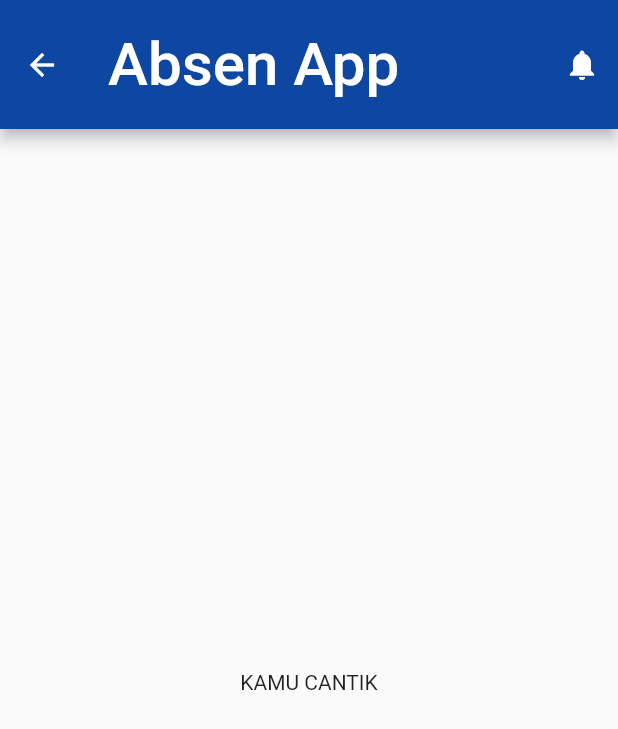
After one commit to RanggaDwi16/Flutter-Absen-App-V.2, a Flutter app: the DetailPertemuanView screen opened by its route, after a tap on the "notifications" icon, on a phone screen of 412 x 824 dp. The commit adds this screen. Shown: the top 729 px of the screen. Run offline on Flutter 3.47's test engine with Material 2 defaults, Android fonts, the phone set to English and light mode, and no system bars; generated files the repository leaves out were written again; Roboto replaces fonts that are missing (cursive).

Commit message:
fix navigasi detail pertemuan

```diff
--- a/lib/src/app.dart
+++ b/lib/src/app.dart
@@ -1,5 +1,6 @@
 import 'package:absen_app/src/models/mata_kuliah.dart';
 import 'package:absen_app/src/view/base_view.dart';
+import 'package:absen_app/src/view/detail_pertemuan_view.dart';
 import 'package:absen_app/src/widget/item_details_view.dart';
 import 'package:flutter/material.dart';
 import 'package:flutter_gen/gen_l10n/app_localizations.dart';
@@ -46,6 +47,8 @@ class MyApp extends StatelessWidget {
                       item: ModalRoute.of(context)?.settings.arguments
                           as MataKuliah,
                     );
+                  case DetailPertemuanView.routeName:
+                    return DetailPertemuanView();
                   default:
                     return BaseView(
                       settingsController: settingsController,
--- /dev/null
+++ b/lib/src/view/detail_pertemuan_view.dart
@@ -0,0 +1,35 @@
+import 'package:flutter/material.dart';
+
+class DetailPertemuanView extends StatelessWidget {
+  DetailPertemuanView({
+    super.key,
+  });
+
+  static const routeName = '/detail_pertemuan';
+
+  @override
+  Widget build(BuildContext context) {
+    return Scaffold(
+      appBar: AppBar(
+        toolbarHeight: 86,
+        title: Text(
+          'Absen App',
+          style: TextStyle(
+            fontFamily: 'cursive',
+            fontSize: 40,
+          ),
+        ),
+        actions: [
+          IconButton(
+            onPressed: () {},
+            icon: Icon(Icons.notifications),
+          ),
+        ],
+        backgroundColor: const Color(0xFF0D47A1),
+      ),
+      body: Center(
+        child: Text("KAMU CANTIK"),
+      ),
+    );
+  }
+}
--- a/lib/src/view/home_view.dart
+++ b/lib/src/view/home_view.dart
@@ -26,10 +26,6 @@ class HomeView extends StatelessWidget {
           ),
         ),
         actions: [
-          IconButton(
-            onPressed: () {},
-            icon: Icon(Icons.search),
-          ),
           IconButton(
             onPressed: () {},
             icon: Icon(Icons.notifications),
--- a/lib/src/widget/item_details_view.dart
+++ b/lib/src/widget/item_details_view.dart
@@ -1,4 +1,5 @@
 import 'package:absen_app/src/models/mata_kuliah.dart';
+import 'package:absen_app/src/view/detail_pertemuan_view.dart';
 import 'package:flutter/material.dart';
 
 class ItemDetailsView extends StatelessWidget {
@@ -87,7 +88,13 @@ class ItemDetailsView extends StatelessWidget {
                         Container(
                           margin: EdgeInsets.all(10),
                           child: ElevatedButton(
-                            onPressed: () {},
+                            onPressed: () {
+                              Navigator.pushNamed(
+                                context,
+                                DetailPertemuanView.routeName,
+                                arguments: item,
+                              );
+                            },
                             style: ElevatedButton.styleFrom(
                               backgroundColor: Colors.white,
                               shape: RoundedRectangleBorder(
```
